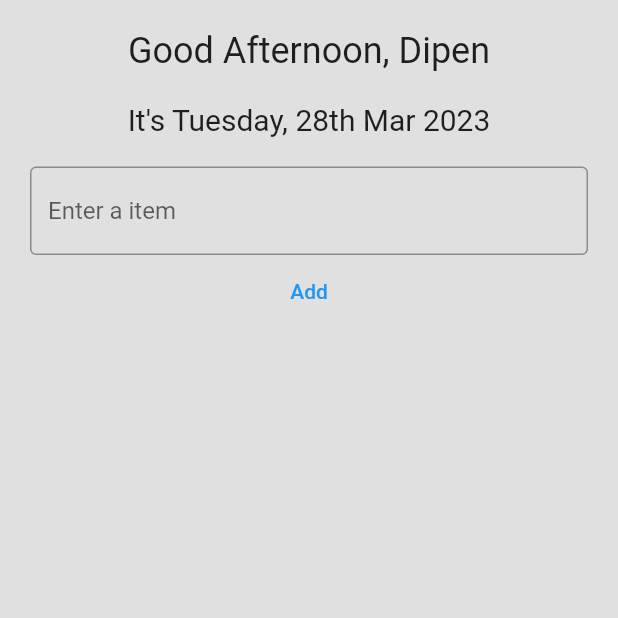
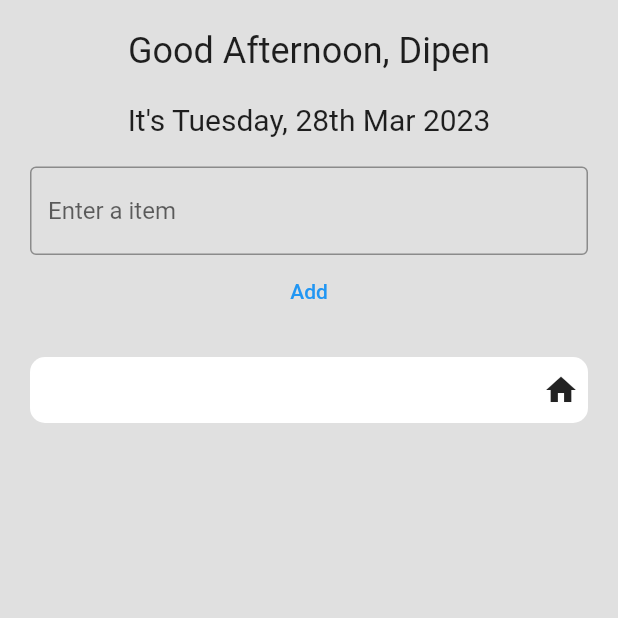
Before and after one commit to slimpotatoboy/flutter_application_1, a Flutter app: the screen it shows after launch, after a tap on "Add", on a phone screen of 412 x 824 dp, the top half of it. Run offline on Flutter 3.47's test engine with Material 2 defaults, Android fonts, the phone set to English and light mode, and no system bars.

```diff
--- a/lib/screens/home_screen.dart
+++ b/lib/screens/home_screen.dart
@@ -10,6 +10,9 @@ class HomeScreen extends StatefulWidget {
 class _HomeScreenState extends State<HomeScreen> {
   TextEditingController _formData = TextEditingController();
   String textValue = "";
+
+  // this list will contain all the todos
+  List<String> todoList = [];
 
   @override
   Widget build(BuildContext context) {
@@ -48,14 +51,21 @@ class _HomeScreenState extends State<HomeScreen> {
                 ),
                 TextButton(
                   onPressed: () {
-                    textValue = _formData.text;
+                    // textValue = _formData.text;
+                    todoList.add(_formData.text);
+                    _formData.text = "";
                     print(_formData.text);
                     setState(() {});
                   },
                   child: Text("Add"),
                 ),
-                if (textValue != "")
-                  Container(
+                ListView.builder(
+                  physics: NeverScrollableScrollPhysics(),
+                  shrinkWrap: true,
+                  itemCount: todoList.length,
+                  itemBuilder: (context, index) {
+                    var item = todoList[index];
+                    return Container(
                       margin: const EdgeInsets.only(top: 20.0),
                       padding: const EdgeInsets.symmetric(
                         vertical: 10.0,
@@ -68,11 +78,14 @@ class _HomeScreenState extends State<HomeScreen> {
                       child: Row(
                         mainAxisAlignment: MainAxisAlignment.spaceBetween,
                         children: [
-                        Text(textValue),
+                          Text(item),
                           Icon(Icons.home),
                         ],
                       ),
+                    );
+                  },
                 ),
+                // if (textValue != "")
               ],
             ),
           ),
```
Lines whose indentation alone changed are shown as unchanged.
